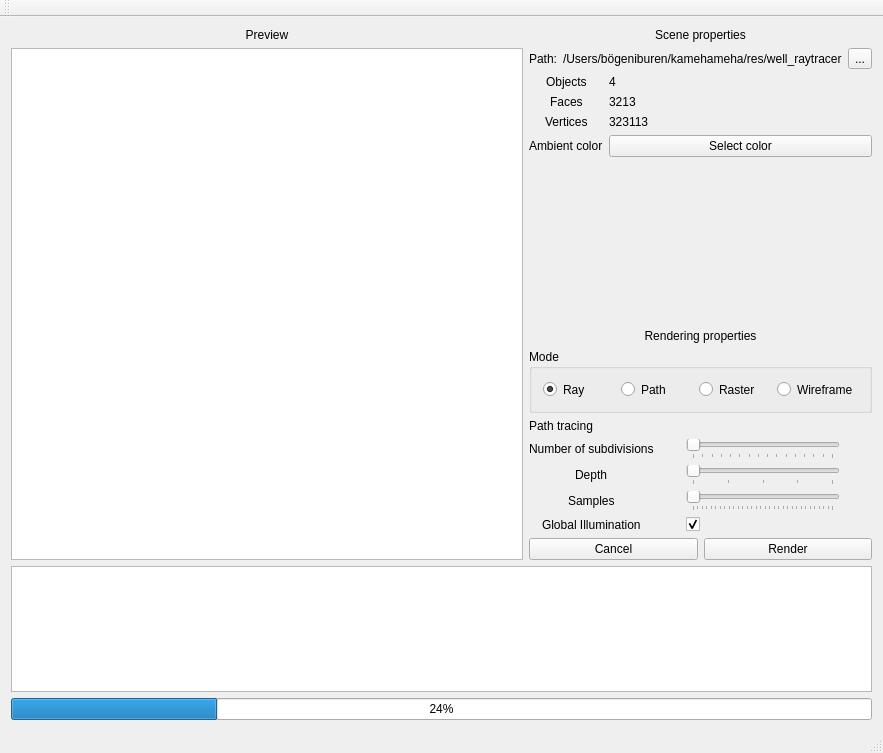
Old version of the form mainwindow.ui in the repository miht/Kamehameha.
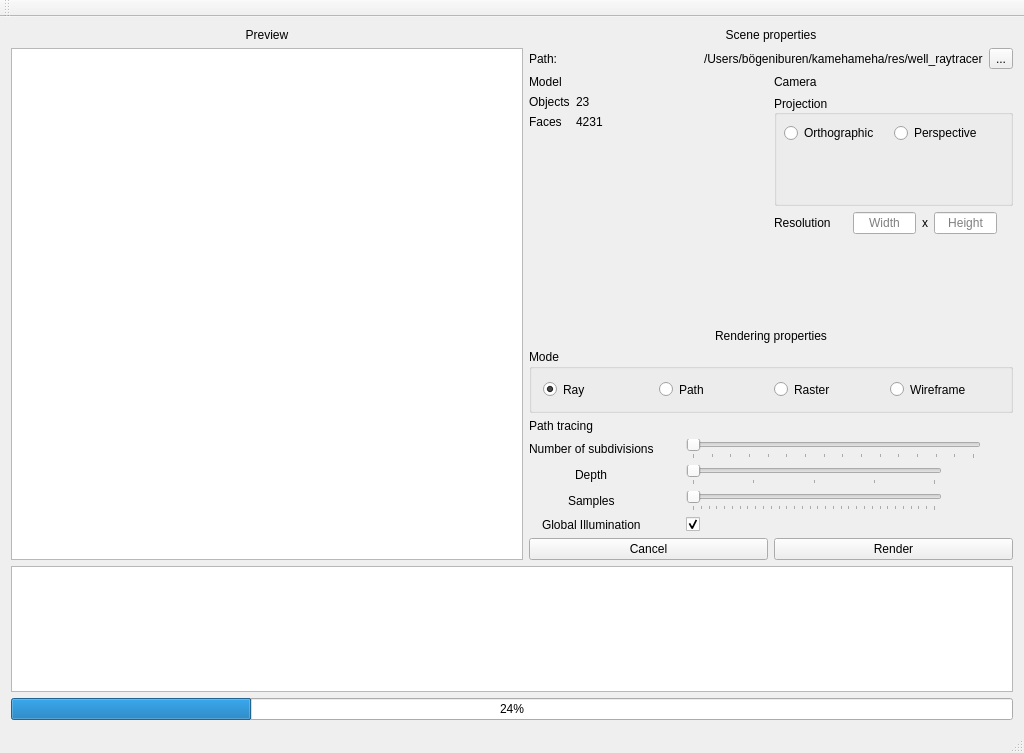
New version of the form.

What changed in the file:
```diff
--- a/mainwindow.ui
+++ b/mainwindow.ui
@@ -6,7 +6,7 @@
    <rect>
     <x>0</x>
     <y>0</y>
-    <width>846</width>
+    <width>1024</width>
     <height>753</height>
    </rect>
   </property>
@@ -105,81 +105,193 @@
            </layout>
           </item>
           <item>
+           <layout class="QHBoxLayout" name="horizontalLayout_6" stretch="1,1">
+            <item>
+             <layout class="QVBoxLayout" name="info_camera" stretch="0,1">
+              <item>
+               <widget class="QLabel" name="label_8">
+                <property name="text">
+                 <string>Model</string>
+                </property>
+               </widget>
+              </item>
+              <item>
            <layout class="QFormLayout" name="formLayout_2">
             <property name="labelAlignment">
-             <set>Qt::AlignCenter</set>
-            </property>
-            <item row="1" column="0">
-             <widget class="QLabel" name="label_7">
-              <property name="text">
-               <string>Faces</string>
-              </property>
-             </widget>
-            </item>
-            <item row="1" column="1">
+                 <set>Qt::AlignLeading|Qt::AlignLeft|Qt::AlignVCenter</set>
+                </property>
+                <item row="0" column="0">
              <widget class="QLabel" name="label_10">
               <property name="text">
-               <string>3213</string>
+                   <string>Objects</string>
               </property>
              </widget>
             </item>
-            <item row="2" column="0">
-             <widget class="QLabel" name="label_8">
-              <property name="text">
-               <string>Vertices</string>
-              </property>
-             </widget>
-            </item>
-            <item row="2" column="1">
+                <item row="1" column="0">
              <widget class="QLabel" name="label_11">
               <property name="text">
-               <string>323113</string>
+                   <string>Faces</string>
               </property>
              </widget>
             </item>
-            <item row="3" column="0">
-             <widget class="QLabel" name="label_9">
+                <item row="0" column="1">
+                 <widget class="QLabel" name="label_objects">
               <property name="text">
-               <string>Ambient color</string>
+                   <string>23</string>
               </property>
              </widget>
             </item>
-            <item row="3" column="1">
-             <widget class="QPushButton" name="pushButton">
+                <item row="1" column="1">
+                 <widget class="QLabel" name="label_faces">
               <property name="text">
-               <string>Select color</string>
+                   <string>4231</string>
+                  </property>
+                 </widget>
+                </item>
+               </layout>
+              </item>
+             </layout>
+            </item>
+            <item>
+             <layout class="QVBoxLayout" name="info_model" stretch="0,1,1">
+              <item>
+               <widget class="QLabel" name="label_7">
+                <property name="text">
+                 <string>Camera</string>
+                </property>
+               </widget>
+              </item>
+              <item>
+               <widget class="QGroupBox" name="groupBox_2">
+                <property name="sizePolicy">
+                 <sizepolicy hsizetype="Preferred" vsizetype="Preferred">
+                  <horstretch>0</horstretch>
+                  <verstretch>0</verstretch>
+                 </sizepolicy>
+                </property>
+                <property name="minimumSize">
+                 <size>
+                  <width>0</width>
+                  <height>0</height>
+                 </size>
+                </property>
+                <property name="maximumSize">
+                 <size>
+                  <width>16777215</width>
+                  <height>16777215</height>
+                 </size>
+                </property>
+                <property name="title">
+                 <string>Projection</string>
+                </property>
+                <property name="alignment">
+                 <set>Qt::AlignLeading|Qt::AlignLeft|Qt::AlignVCenter</set>
+                </property>
+                <property name="flat">
+                 <bool>false</bool>
               </property>
               <property name="checkable">
                <bool>false</bool>
               </property>
-             </widget>
-            </item>
+                <property name="checked">
+                 <bool>false</bool>
+                </property>
+                <widget class="QRadioButton" name="rb_ortho">
+                 <property name="geometry">
+                  <rect>
+                   <x>10</x>
+                   <y>30</y>
+                   <width>100</width>
+                   <height>16</height>
+                  </rect>
+                 </property>
+                 <property name="sizePolicy">
+                  <sizepolicy hsizetype="Preferred" vsizetype="Preferred">
+                   <horstretch>0</horstretch>
+                   <verstretch>0</verstretch>
+                  </sizepolicy>
+                 </property>
+                 <property name="text">
+                  <string>Orthographic</string>
+                 </property>
+                </widget>
+                <widget class="QRadioButton" name="rb_persp">
+                 <property name="geometry">
+                  <rect>
+                   <x>120</x>
+                   <y>30</y>
+                   <width>100</width>
+                   <height>16</height>
+                  </rect>
+                 </property>
+                 <property name="sizePolicy">
+                  <sizepolicy hsizetype="Preferred" vsizetype="Preferred">
+                   <horstretch>0</horstretch>
+                   <verstretch>0</verstretch>
+                  </sizepolicy>
+                 </property>
+                 <property name="text">
+                  <string>Perspective</string>
+                 </property>
+                </widget>
+               </widget>
+              </item>
+              <item>
+               <layout class="QFormLayout" name="formLayout_7">
             <item row="0" column="0">
-             <widget class="QLabel" name="label_14">
+                 <widget class="QLabel" name="label_9">
               <property name="text">
-               <string>Objects</string>
+                   <string>Resolution</string>
               </property>
              </widget>
             </item>
             <item row="0" column="1">
-             <widget class="QLabel" name="label_15">
+                 <layout class="QHBoxLayout" name="horizontalLayout_11">
+                  <property name="leftMargin">
+                   <number>16</number>
+                  </property>
+                  <property name="rightMargin">
+                   <number>16</number>
+                  </property>
+                  <item>
+                   <widget class="QLineEdit" name="lineEdit_camWidth">
+                    <property name="alignment">
+                     <set>Qt::AlignCenter</set>
+                    </property>
+                    <property name="placeholderText">
+                     <string>Width</string>
+                    </property>
+                   </widget>
+                  </item>
+                  <item>
+                   <widget class="QLabel" name="label_18">
               <property name="text">
-               <string>4</string>
+                     <string>x</string>
               </property>
              </widget>
             </item>
-            <item row="4" column="1">
-             <spacer name="verticalSpacer">
-              <property name="orientation">
-               <enum>Qt::Vertical</enum>
-              </property>
-              <property name="sizeHint" stdset="0">
-               <size>
-                <width>20</width>
-                <height>40</height>
-               </size>
-              </property>
-             </spacer>
+                  <item>
+                   <widget class="QLineEdit" name="lineEdit_camHeight">
+                    <property name="alignment">
+                     <set>Qt::AlignCenter</set>
+                    </property>
+                    <property name="placeholderText">
+                     <string>Height</string>
+                    </property>
+                   </widget>
+                  </item>
+                 </layout>
+                </item>
+               </layout>
+              </item>
+             </layout>
+            </item>
+           </layout>
+          </item>
+          <item>
+           <layout class="QHBoxLayout" name="meta_layout">
+            <item>
+             <layout class="QFormLayout" name="formLayout_5"/>
             </item>
            </layout>
           </item>
```
Left out of the diff: 10 changed lines with no effect on the pictures. Lines whose indentation alone changed are shown as unchanged.
